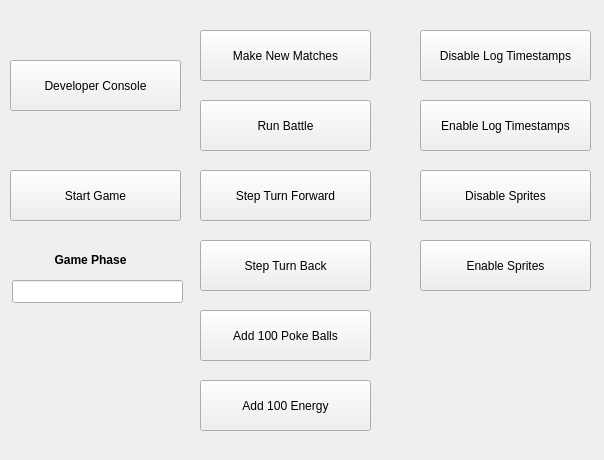
Qt form client/qtassets/debug_battlewindow.ui (chillymango/autobattler_demo) before a commit.
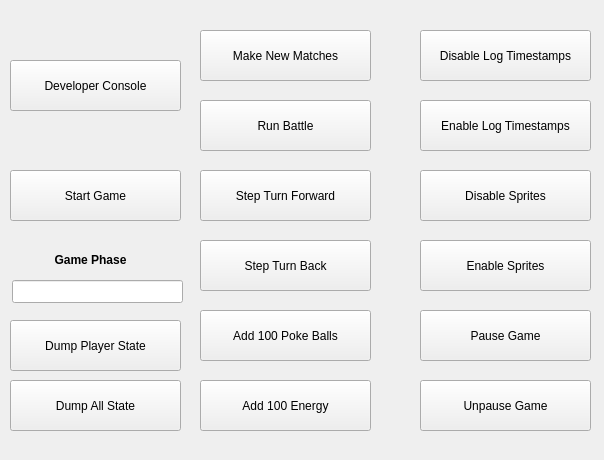
The same form after that commit.

Commit message: got started on adding debug stuff

What changed in the file:
```diff
--- a/client/qtassets/debug_battlewindow.ui
+++ b/client/qtassets/debug_battlewindow.ui
@@ -204,6 +204,58 @@
     <string>Enable Log Timestamps</string>
    </property>
   </widget>
+  <widget class="QPushButton" name="pauseGame">
+   <property name="geometry">
+    <rect>
+     <x>420</x>
+     <y>310</y>
+     <width>171</width>
+     <height>51</height>
+    </rect>
+   </property>
+   <property name="text">
+    <string>Pause Game</string>
+   </property>
+  </widget>
+  <widget class="QPushButton" name="unpauseGame">
+   <property name="geometry">
+    <rect>
+     <x>420</x>
+     <y>380</y>
+     <width>171</width>
+     <height>51</height>
+    </rect>
+   </property>
+   <property name="text">
+    <string>Unpause Game</string>
+   </property>
+  </widget>
+  <widget class="QPushButton" name="dumpPlayerState">
+   <property name="geometry">
+    <rect>
+     <x>10</x>
+     <y>320</y>
+     <width>171</width>
+     <height>51</height>
+    </rect>
+   </property>
+   <property name="text">
+    <string>Dump Player State</string>
+   </property>
+  </widget>
+  <widget class="QPushButton" name="dumpAllState">
+   <property name="geometry">
+    <rect>
+     <x>10</x>
+     <y>380</y>
+     <width>171</width>
+     <height>51</height>
+    </rect>
+   </property>
+   <property name="text">
+    <string>Dump All State</string>
+   </property>
+  </widget>
  </widget>
  <resources/>
  <connections/>
```
The commit also changes 4 other files.
